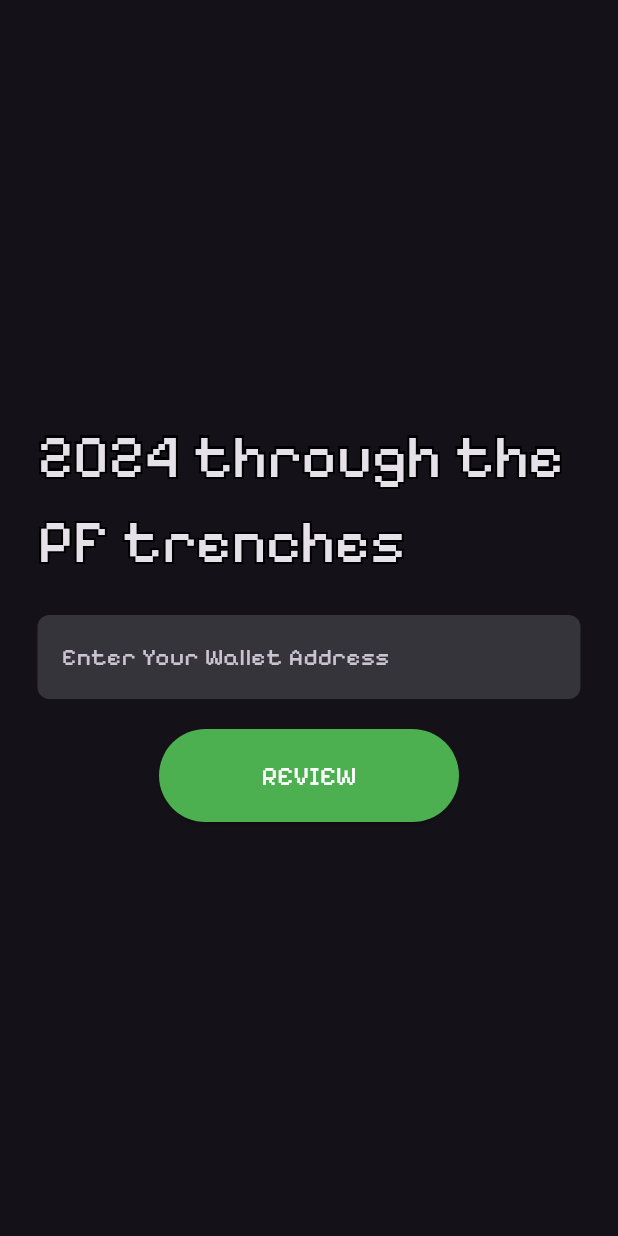
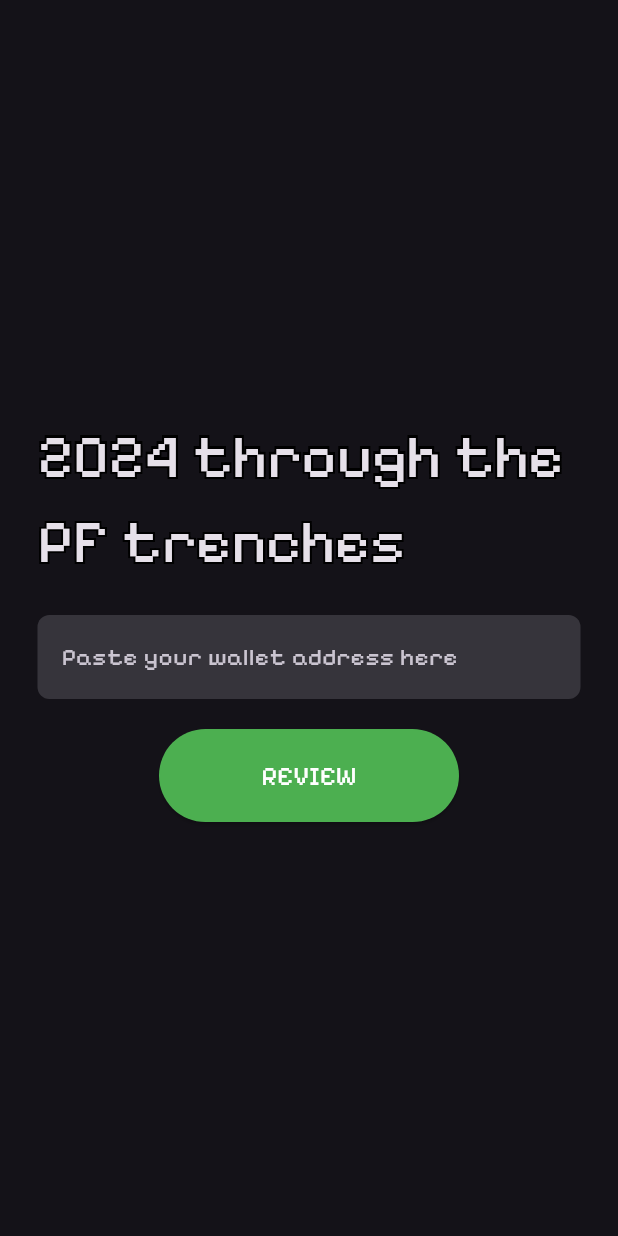
Before and after one commit to oscarito9410/solana_pnl, a Flutter app: the screen it shows after launch, on a phone screen of 412 x 824 dp. Run offline on Flutter 3.47's test engine with Material 3 defaults, Android fonts, the phone set to English and light mode, and no system bars; our stand-ins replace story_view; missing offline and left inert: metaballs.

Commit message:
Optimize imports and added hint

```diff
--- a/lib/pages/home.dart
+++ b/lib/pages/home.dart
@@ -89,7 +89,7 @@ class InputField extends StatelessWidget {
   Widget build(BuildContext context) => TextField(
         decoration: InputDecoration(
           filled: true,
-          hintText: 'Enter Your Wallet Address',
+          hintText: 'Paste your wallet address here',
           border: OutlineInputBorder(
             borderRadius: BorderRadius.circular(8),
             borderSide: BorderSide.none,
```
